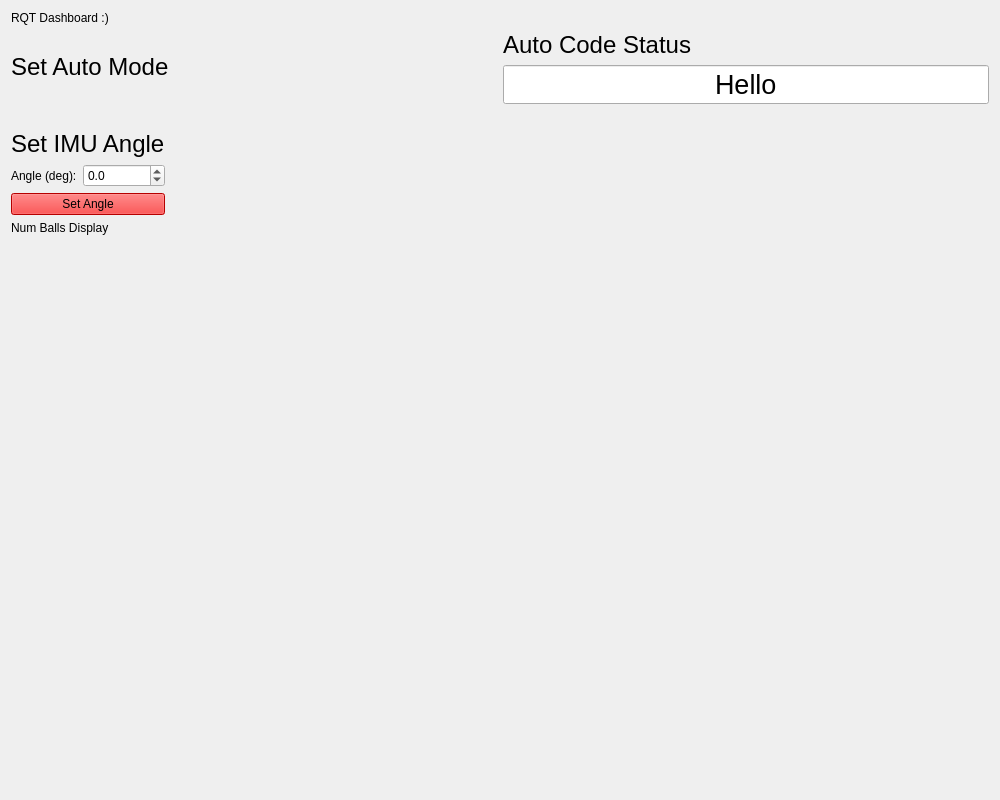
Old version of the form zebROS_ws/src/rqt_dashboard/resource/Dashboard.ui in the repository FRC900/2020RobotCode.
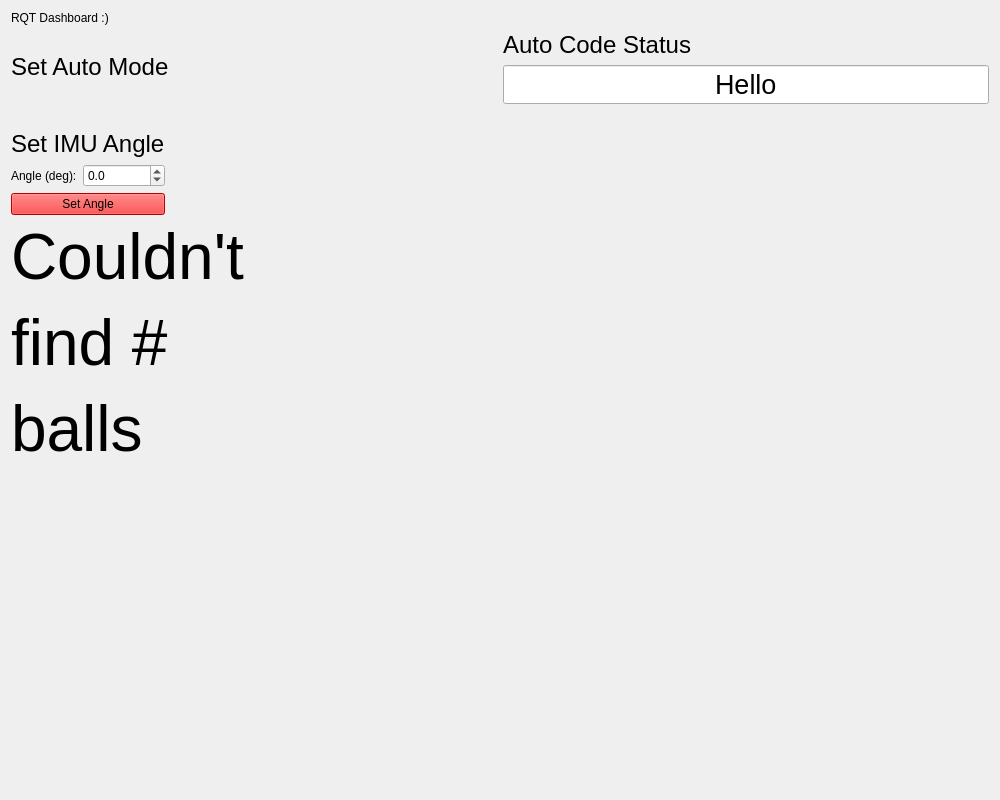
New version of the form. Icons and pictures are not drawn.

Commit message: Num balls display works!

The edit to the form file:
```diff
--- a/zebROS_ws/src/rqt_dashboard/resource/Dashboard.ui
+++ b/zebROS_ws/src/rqt_dashboard/resource/Dashboard.ui
@@ -221,7 +221,10 @@
    <item>
     <widget class="QLabel" name="n_balls_display">
      <property name="text">
-      <string>Num Balls Display</string>
+      <string>&lt;html&gt;&lt;head/&gt;&lt;body&gt;&lt;p&gt;&lt;span style=&quot; font-size:48pt;&quot;&gt;Couldn't&lt;/span&gt;&lt;/p&gt;&lt;p&gt;&lt;span style=&quot; font-size:48pt;&quot;&gt;find #&lt;/span&gt;&lt;/p&gt;&lt;p&gt;&lt;span style=&quot; font-size:48pt;&quot;&gt;balls&lt;/span&gt;&lt;/p&gt;&lt;/body&gt;&lt;/html&gt;</string>
+     </property>
+     <property name="pixmap">
+      <pixmap resource="resource.qrc">:/images/5_balls.png</pixmap>
      </property>
     </widget>
    </item>
```
Left out of the diff: 3 changed lines with no effect on the pictures. The commit also changes 13 other files.
